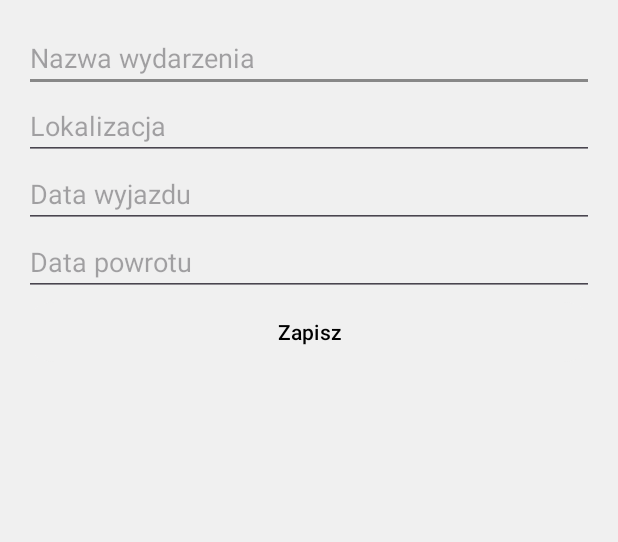
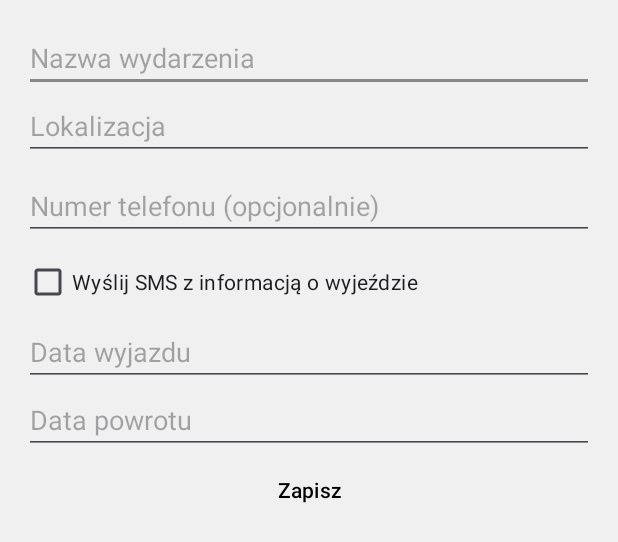
Before and after one commit to wrobel546/RoadPro---Mobile-App, an Android app built with Jetpack Compose: the layout fragment_add_event.xml on its own in the app's theme, with its tools: preview values and no code run, on a phone screen of 412 x 824 dp. Shown: the top 542 px of the screen. Run offline under Robolectric (Android 15) with nearby library versions, the phone set to English and light mode, and no system bars.

Commit message:
wysylanie sms dodane

```diff
--- a/app/src/main/res/layout/fragment_add_event.xml
+++ b/app/src/main/res/layout/fragment_add_event.xml
@@ -18,6 +18,21 @@
         android:hint="Lokalizacja"
         android:inputType="text"
         android:singleLine="true" />
+
+    <EditText
+        android:id="@+id/phoneEditText"
+        android:layout_width="match_parent"
+        android:layout_height="wrap_content"
+        android:hint="Numer telefonu (opcjonalnie)"
+        android:inputType="phone"
+        android:layout_marginTop="8dp" />
+
+    <CheckBox
+        android:id="@+id/sendSmsCheckBox"
+        android:layout_width="wrap_content"
+        android:layout_height="wrap_content"
+        android:text="Wyślij SMS z informacją o wyjeździe"
+        android:layout_marginTop="4dp" />
 
     <EditText
         android:id="@+id/startDateEditText"
```
Also changed, not shown: app/src/main/java/com/example/roadpro/AddEventDialog.kt (+23 -4 lines), app/src/main/java/com/example/roadpro/Event.kt (+9 -6 lines), app/src/main/java/com/example/roadpro/MainActivity.kt (+35 -8 lines).
